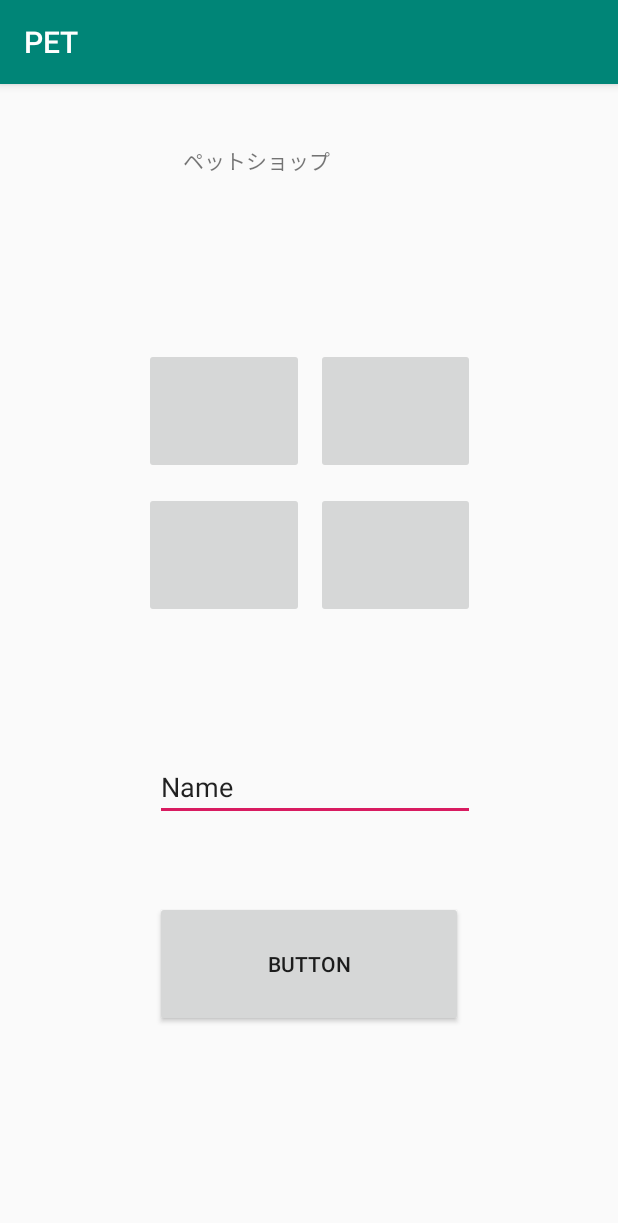
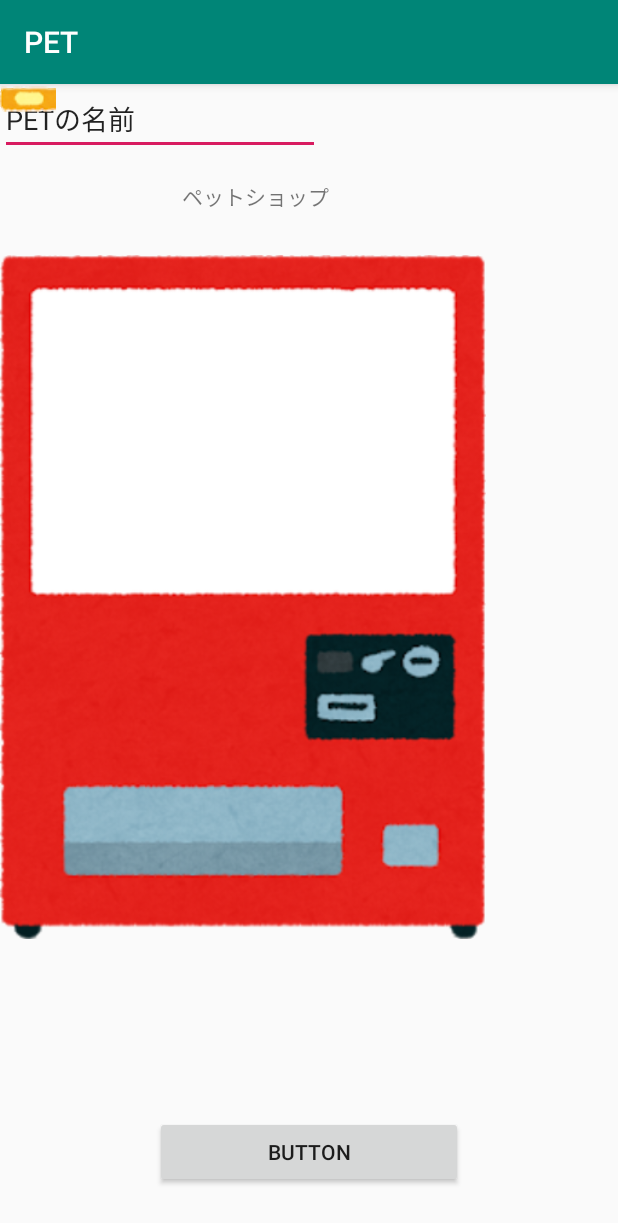
Before and after one commit to kenya0217/PET, an Android app: the screen it shows after launch (ChoisePetActivity), on a phone screen of 412 x 824 dp. Shown: the top 1223 px of the screen. Run offline under Robolectric (Android 15) with nearby library versions, the phone set to English and light mode, and no system bars; libraries missing offline, so code that uses them is left out: jp.ac.asojuku.

Commit message:
Parcelableの追加・choise画面の調整

```diff
--- a/app/src/main/java/jp/ac/asojuku/st/pet/ChoisePetActivity.kt
+++ b/app/src/main/java/jp/ac/asojuku/st/pet/ChoisePetActivity.kt
@@ -16,9 +16,11 @@ class ChoisePetActivity : AppCompatActivity() {
         setContentView(R.layout.activity_choise_pet)
 
         choise_1.setOnClickListener { this.dec=1; this.border=50; this.png="here1"}
-        choise_1.setOnClickListener { this.dec=2; this.border=100; this.png="here2"}
-        choise_1.setOnClickListener { this.dec=3; this.border=200; this.png="here3"}
-        choise_1.setOnClickListener { this.dec=4; this.border=300; this.png="here4"}
+        choise_2.setOnClickListener { this.dec=2; this.border=100; this.png="here2"}
+        choise_3.setOnClickListener { this.dec=3; this.border=200; this.png="here3"}
+        choise_4.setOnClickListener { this.dec=4; this.border=300; this.png="here4"}
+        choise_5.setOnClickListener { this.dec=4; this.border=300; this.png="here4"}
+        choise_6.setOnClickListener { this.dec=4; this.border=300; this.png="here4"}
 
 
         choise_decide_button.setOnClickListener {
--- a/app/src/main/res/layout/activity_choise_pet.xml
+++ b/app/src/main/res/layout/activity_choise_pet.xml
@@ -7,61 +7,56 @@
         android:layout_height="match_parent"
         tools:context=".ChoisePetActivity">
 
-    <ImageButton
-            android:layout_width="0dp"
-            android:layout_height="0dp" tools:srcCompat="@tools:sample/avatars"
-            android:id="@+id/choise_2"
-            app:layout_constraintStart_toEndOf="@+id/choise_1" app:layout_constraintEnd_toEndOf="parent"
-            app:layout_constraintTop_toTopOf="@+id/choise_1" app:layout_constraintBottom_toBottomOf="@+id/choise_1"
-            android:layout_marginEnd="95dp" android:layout_marginRight="95dp"/>
-    <ImageButton
-            android:layout_width="0dp"
-            android:layout_height="0dp" tools:srcCompat="@tools:sample/avatars"
-            android:id="@+id/choise_1"
-            app:layout_constraintTop_toBottomOf="@+id/choise_title_text"
-            app:layout_constraintEnd_toStartOf="@+id/choise_2" android:layout_marginBottom="12dp"
-            app:layout_constraintBottom_toTopOf="@+id/choise_3" app:layout_constraintStart_toStartOf="parent"
-            android:layout_marginLeft="96dp" android:layout_marginStart="96dp" android:layout_marginEnd="8dp"
-            android:layout_marginRight="8dp"/>
     <TextView
             android:text="ペットショップ"
             android:layout_width="168dp"
             android:layout_height="0dp"
-            android:id="@+id/choise_title_text" android:layout_marginTop="40dp"
-            android:layout_marginBottom="52dp" app:layout_constraintEnd_toEndOf="parent"
-            app:layout_constraintBottom_toTopOf="@+id/choise_1" app:layout_constraintTop_toTopOf="parent"
-            app:layout_constraintStart_toStartOf="parent"/>
+            android:id="@+id/choise_title_text" android:layout_marginTop="64dp"
+            app:layout_constraintEnd_toEndOf="parent"
+            app:layout_constraintTop_toTopOf="parent"
+            app:layout_constraintStart_toStartOf="parent" app:layout_constraintHorizontal_bias="0.497"/>
     <Button
             android:text="Button"
             android:layout_width="205dp"
             android:layout_height="0dp"
             android:id="@+id/choise_decide_button"
-            app:layout_constraintTop_toBottomOf="@+id/choise_name_text" android:layout_marginBottom="139dp"
+            android:layout_marginBottom="32dp"
             app:layout_constraintEnd_toEndOf="parent" app:layout_constraintStart_toStartOf="parent"
             app:layout_constraintBottom_toBottomOf="parent"/>
-    <ImageButton
-            android:layout_width="0dp"
-            android:layout_height="0dp" tools:srcCompat="@tools:sample/avatars"
-            android:id="@+id/choise_3"
-            app:layout_constraintTop_toBottomOf="@+id/choise_1" app:layout_constraintEnd_toStartOf="@+id/choise_4"
-            android:layout_marginBottom="90dp" app:layout_constraintBottom_toTopOf="@+id/choise_name_text"
-            app:layout_constraintStart_toStartOf="parent" android:layout_marginLeft="96dp"
-            android:layout_marginStart="96dp" android:layout_marginEnd="8dp" android:layout_marginRight="8dp"/>
-    <ImageButton
-            android:layout_width="0dp"
-            android:layout_height="0dp" tools:srcCompat="@tools:sample/avatars"
-            android:id="@+id/choise_4"
-            app:layout_constraintStart_toEndOf="@+id/choise_3" app:layout_constraintEnd_toEndOf="parent"
-            app:layout_constraintTop_toTopOf="@+id/choise_3" app:layout_constraintBottom_toBottomOf="@+id/choise_3"
-            android:layout_marginEnd="95dp" android:layout_marginRight="95dp"/>
     <EditText
             android:layout_width="wrap_content"
             android:layout_height="wrap_content"
             android:inputType="textPersonName"
-            android:text="Name"
+            android:text="PETの名前"
             android:ems="10"
             android:id="@+id/choise_name_text"
-            app:layout_constraintStart_toStartOf="@+id/choise_decide_button"
-            app:layout_constraintTop_toBottomOf="@+id/choise_3" android:layout_marginBottom="53dp"
-            app:layout_constraintBottom_toTopOf="@+id/choise_decide_button"/>
+            tools:layout_editor_absoluteX="43dp" tools:layout_editor_absoluteY="580dp"/>
+    <ImageView
+            android:layout_width="324dp"
+            android:layout_height="684dp" app:srcCompat="@drawable/machie_white"
+            tools:layout_editor_absoluteY="-2dp" tools:layout_editor_absoluteX="43dp" android:id="@+id/imageView"/>
+    <ImageView
+            android:layout_width="wrap_content"
+            android:layout_height="wrap_content" app:srcCompat="@drawable/machine_button1"
+            tools:layout_editor_absoluteY="244dp" tools:layout_editor_absoluteX="83dp" android:id="@+id/choise_1"/>
+    <ImageView
+            android:layout_width="wrap_content"
+            android:layout_height="wrap_content" app:srcCompat="@drawable/machine_button1"
+            tools:layout_editor_absoluteY="244dp" tools:layout_editor_absoluteX="114dp" android:id="@+id/choise_2"/>
+    <ImageView
+            android:layout_width="wrap_content"
+            android:layout_height="wrap_content" app:srcCompat="@drawable/machine_button1"
+            tools:layout_editor_absoluteY="244dp" tools:layout_editor_absoluteX="190dp" android:id="@+id/choise_4"/>
+    <ImageView
+            android:layout_width="wrap_content"
+            android:layout_height="wrap_content" app:srcCompat="@drawable/machine_button1"
+            tools:layout_editor_absoluteY="244dp" tools:layout_editor_absoluteX="152dp" android:id="@+id/choise_3"/>
+    <ImageView
+            android:layout_width="wrap_content"
+            android:layout_height="wrap_content" app:srcCompat="@drawable/machine_button1"
+            tools:layout_editor_absoluteY="244dp" tools:layout_editor_absoluteX="228dp" android:id="@+id/choise_5"/>
+    <ImageView
+            android:layout_width="wrap_content"
+            android:layout_height="wrap_content" app:srcCompat="@drawable/machine_button1"
+            tools:layout_editor_absoluteY="244dp" tools:layout_editor_absoluteX="270dp" android:id="@+id/choise_6"/>
 </android.support.constraint.ConstraintLayout>
```
Also changed, not shown: app/src/main/java/jp/ac/asojuku/st/pet/Act.kt (+33 -1 lines), app/src/main/java/jp/ac/asojuku/st/pet/Pet.kt (+35 -1 lines).
